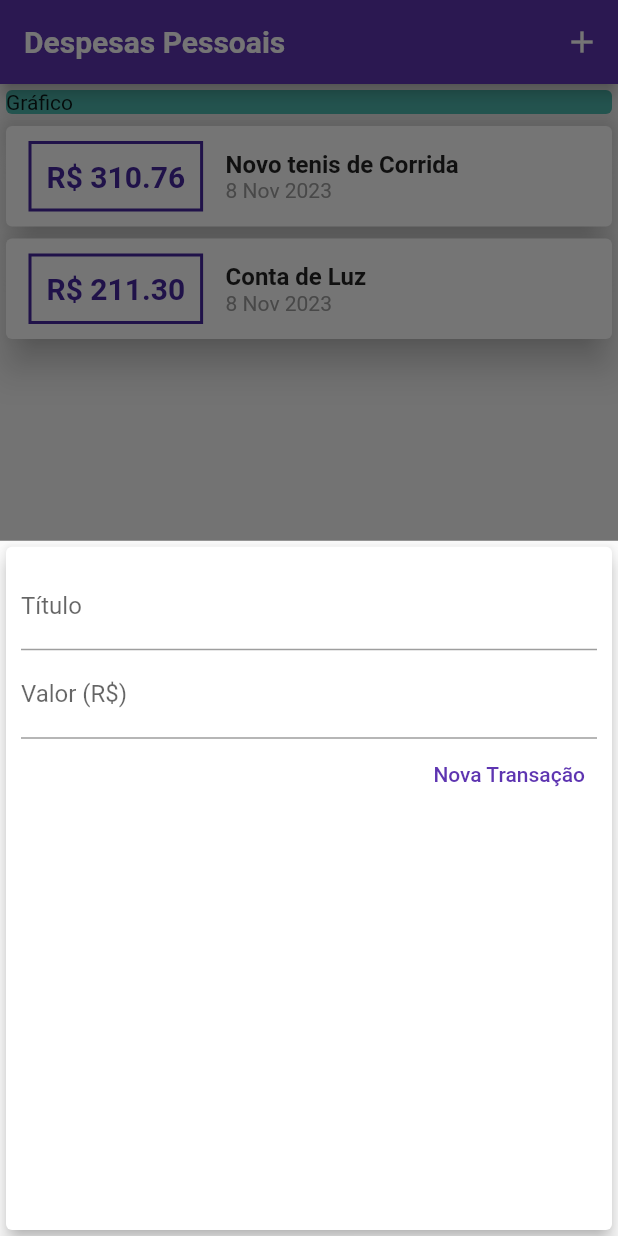
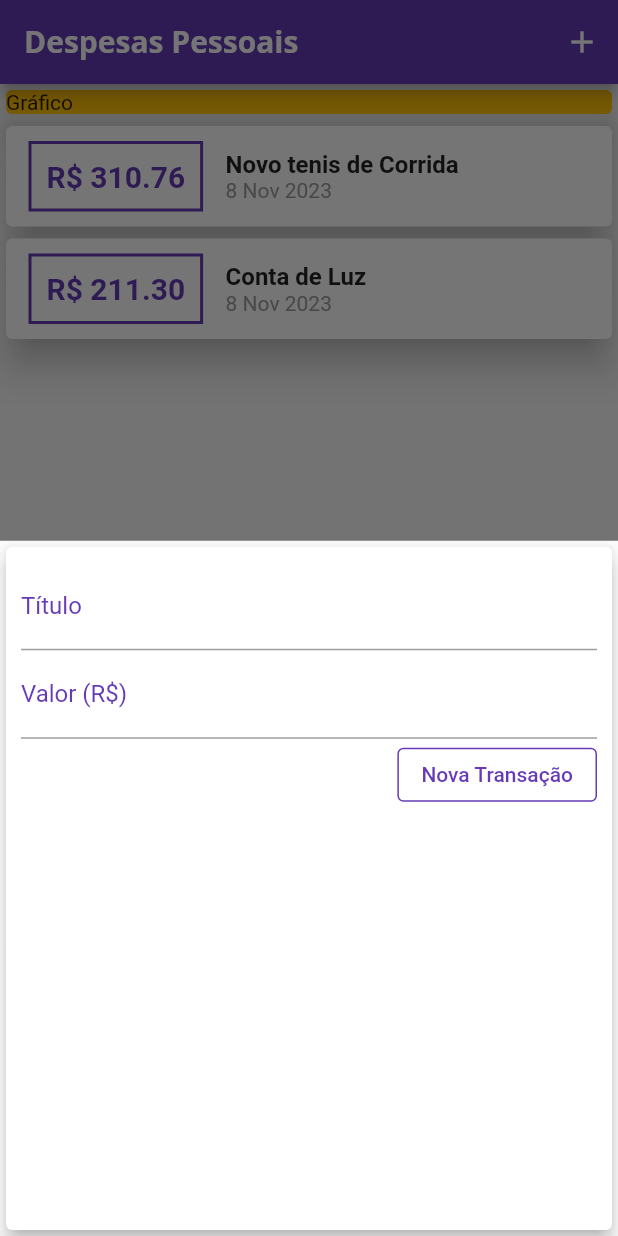
Before and after one commit to rodriguesg73/expenses, a Flutter app: the screen it shows after launch, after a tap on the "add" icon, on a phone screen of 412 x 824 dp. Run offline on Flutter 3.47's test engine with Material 2 defaults, Android fonts, the phone set to English and light mode, and no system bars.

Commit message:
Adding font assets

```diff
--- a/lib/components/transaction_form.dart
+++ b/lib/components/transaction_form.dart
@@ -1,4 +1,4 @@
-// ignore_for_file: prefer_const_constructors
+// ignore_for_file: prefer_const_constructors, prefer_const_constructors_in_immutables
 
 import 'package:flutter/material.dart';
 
@@ -39,6 +39,9 @@ class _TransactionFormState extends State<TransactionForm> {
               onSubmitted: (_) => _onSubmitForm(),
               decoration: InputDecoration(
                 labelText: 'Título',
+                labelStyle: TextStyle(
+                  color: Theme.of(context).colorScheme.primary,
+                ),
               ),
             ),
             TextField(
@@ -47,15 +50,21 @@ class _TransactionFormState extends State<TransactionForm> {
               onSubmitted: (_) => _onSubmitForm(),
               decoration: InputDecoration(
                 labelText: 'Valor (R\$)',
+                labelStyle: TextStyle(
+                  color: Theme.of(context).colorScheme.primary,
+                ),
               ),
             ),
             Row(
               mainAxisAlignment: MainAxisAlignment.end,
               children: [
-                TextButton(
+                OutlinedButton(
                   onPressed: _onSubmitForm,
-                  style: TextButton.styleFrom(
-                    disabledForegroundColor: Colors.deepPurple.shade600,
+                  style: OutlinedButton.styleFrom(
+                    disabledForegroundColor:
+                        Theme.of(context).colorScheme.primary,
+                    side: BorderSide(
+                        color: Theme.of(context).colorScheme.primary),
                   ),
                   child: Text('Nova Transação'),
                 ),
--- a/lib/components/transaction_list.dart
+++ b/lib/components/transaction_list.dart
@@ -1,4 +1,4 @@
-// ignore_for_file: prefer_const_constructors, prefer_const_constructors_in_immutables
+// ignore_for_file: prefer_const_constructors, prefer_const_constructors_in_immutables, sized_box_for_whitespace
 
 import 'package:expenses/models/transaction.dart';
 import 'package:flutter/material.dart';
@@ -28,7 +28,7 @@ class TransactionList extends StatelessWidget {
                   ),
                   decoration: BoxDecoration(
                     border: Border.all(
-                      color: Colors.deepPurple.shade800,
+                      color: Theme.of(context).colorScheme.primary,
                       width: 2,
                     ),
                   ),
@@ -36,9 +36,10 @@ class TransactionList extends StatelessWidget {
                   child: Text(
                     'R\$ ${tr.value.toStringAsFixed(2)}',
                     style: TextStyle(
-                        fontWeight: FontWeight.bold,
-                        fontSize: 20,
-                        color: Colors.deepPurple.shade800),
+                      fontWeight: FontWeight.bold,
+                      fontSize: 20,
+                      color: Theme.of(context).colorScheme.primary,
+                    ),
                   ),
                 ),
                 Column(
--- a/lib/main.dart
+++ b/lib/main.dart
@@ -21,12 +21,12 @@ class ExpensesApp extends StatelessWidget {
     return MaterialApp(
       home: MyHomePage(),
       theme: theme.copyWith(
-        colorScheme: theme.colorScheme.copyWith(
-          primary: Colors.deepPurple.shade600,
-          secondary: Colors.amber,
+        colorScheme: ColorScheme.fromSwatch(
+          primarySwatch: Colors.deepPurple,
+          accentColor: Colors.amber,
         ),
         textTheme: theme.textTheme.copyWith(
-          headline6: TextStyle(
+          titleLarge: TextStyle(
             fontFamily: 'OpenSans',
             fontSize: 18,
             fontWeight: FontWeight.bold,
@@ -46,6 +46,8 @@ class ExpensesApp extends StatelessWidget {
 }
 
 class MyHomePage extends StatefulWidget {
+  const MyHomePage({super.key});
+
   @override
   State<MyHomePage> createState() => _MyHomePageState();
 }
@@ -108,7 +110,7 @@ class _MyHomePageState extends State<MyHomePage> {
           children: <Widget>[
             Container(
               child: Card(
-                color: Colors.teal.shade300,
+                color: Theme.of(context).colorScheme.secondary,
                 elevation: 10,
                 child: Text('Gráfico'),
               ),
```
Also changed, not shown: pubspec.yaml (+12 -6 lines), assets/fonts/OpenSans-Bold.ttf (added), assets/fonts/OpenSans-Regular.ttf (added), assets/fonts/Quicksand-Bold.ttf (added), assets/fonts/Quicksand-Light.ttf (added), assets/fonts/Quicksand-Medium.ttf (added), assets/fonts/Quicksand-Regular.ttf (added), pubspec.lock.
